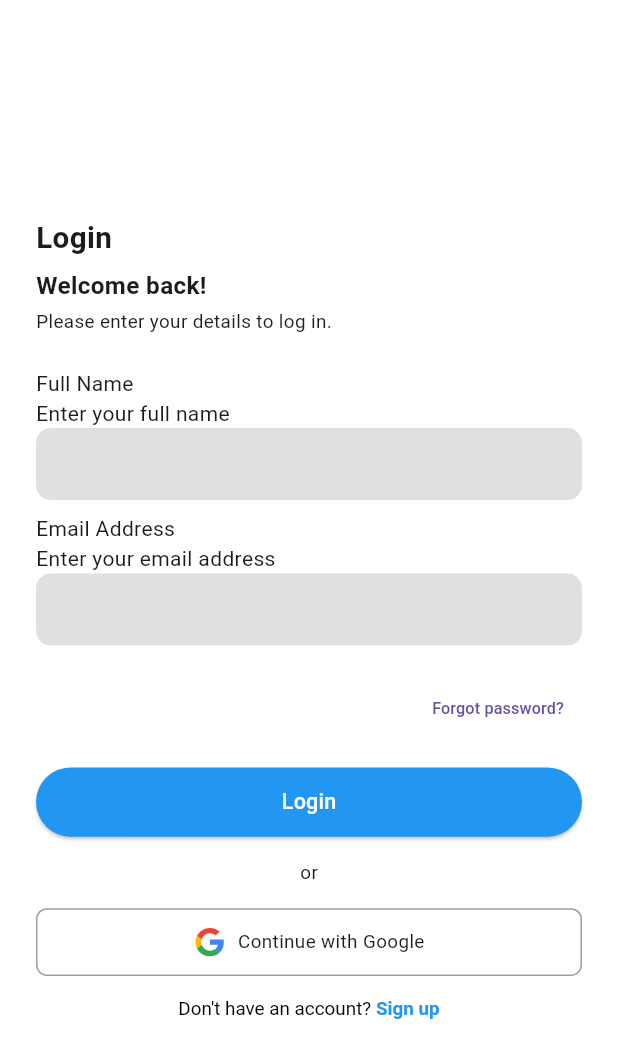
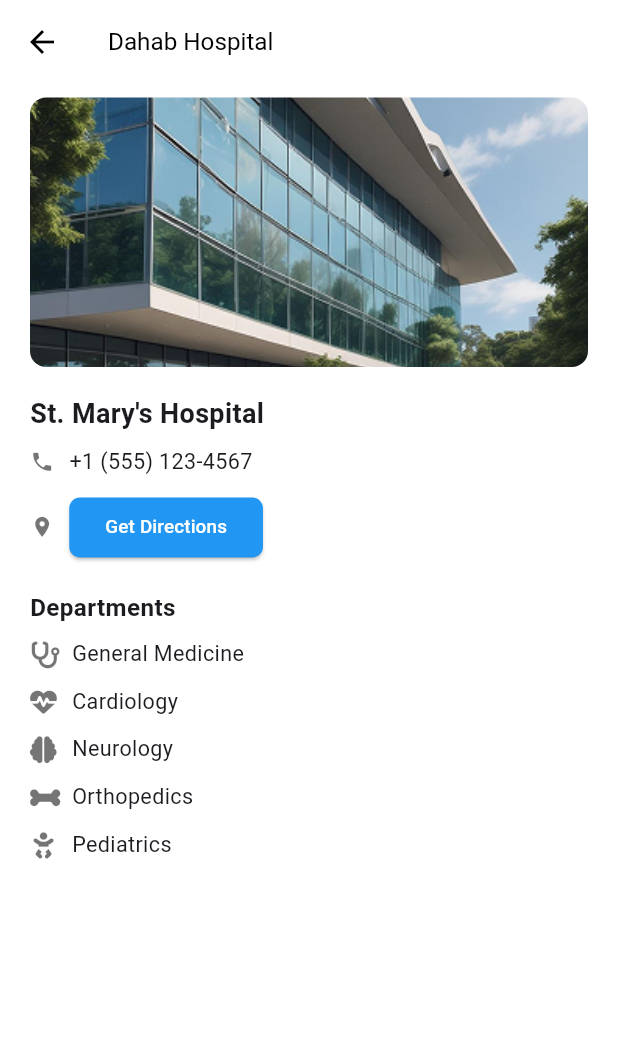
Before and after one commit to Momen-Yosri/yalla-dahab, a Flutter app: the screen it shows after launch, on a phone screen of 412 x 824 dp. Shown: the top 1058 px of the screen. Run offline on Flutter 3.47's test engine with Material 3 defaults, Android fonts, the phone set to English and light mode, and no system bars; our stand-ins replace flutter_screenutil, flutter_svg, font_awesome_flutter; project files that could hold a hidden picture were left out.

Commit message:
Add HospitalProfileScreen with UI for hospital details and departments

```diff
--- a/lib/main.dart
+++ b/lib/main.dart
@@ -2,6 +2,7 @@ import 'package:flutter/material.dart';
 import 'package:flutter_screenutil/flutter_screenutil.dart';
 import 'package:yalla_dahab/views/authentication/register/register_screen.dart';
 import 'package:yalla_dahab/views/home/home_screen.dart';
+import 'package:yalla_dahab/views/hospital/hospital_profile_screen.dart';
 import 'package:yalla_dahab/views/hotels/hotel_deitals_screen.dart';
 import 'package:yalla_dahab/views/settings/edit_profile_screen.dart';
 
@@ -24,7 +25,7 @@ class MyApp extends StatelessWidget {
       builder: (_ , child) {
         return  MaterialApp(
           debugShowCheckedModeBanner: false,
-      initialRoute:LoginScreenView.routeName,
+      initialRoute:HospitalProfileScreen.routeName,
       routes: {
         RegisterScreen.routeName: (context) => const RegisterScreen(),
         LoginScreenView.routeName: (context) => const LoginScreenView(),
@@ -32,6 +33,7 @@ class MyApp extends StatelessWidget {
         AllAvailableHotelsPage.routeName: (context) =>  AllAvailableHotelsPage(),
         HotelDetailsPage.routeName: (context) =>  HotelDetailsPage(),
         EditProfileScreen.routeName: (context) =>  EditProfileScreen(),
+        HospitalProfileScreen.routeName: (context) =>  HospitalProfileScreen(),
       },
       theme: ThemeData(
         scaffoldBackgroundColor: Colors.white,
--- a/lib/views/authentication/login/login_screen.dart
+++ b/lib/views/authentication/login/login_screen.dart
@@ -3,7 +3,6 @@ import 'package:flutter_screenutil/flutter_screenutil.dart';
 import 'package:flutter_svg/flutter_svg.dart';
 
 import '../widgets/custom_text_field.dart';
-
 class LoginScreenView extends StatelessWidget {
   static const String routeName = "login_view";
   const LoginScreenView({super.key});
--- /dev/null
+++ b/lib/views/hospital/hospital_profile_screen.dart
@@ -0,0 +1,104 @@
+import 'package:flutter/material.dart';
+import 'package:flutter_screenutil/flutter_screenutil.dart';
+import 'package:font_awesome_flutter/font_awesome_flutter.dart';
+
+class HospitalProfileScreen extends StatelessWidget {
+  static const String routeName = 'HospitalProfileScreen';
+const HospitalProfileScreen({super. key}) ;
+  @override
+  Widget build(BuildContext context) {
+    return Scaffold(
+      appBar: AppBar(
+        backgroundColor: Colors.white,
+        elevation: 0,
+        leading: IconButton(
+          icon: Icon(Icons.arrow_back, color: Colors.black),
+          onPressed: () => Navigator.pop(context),
+        ),
+        title: Text("Dahab Hospital", style: TextStyle(color: Colors.black, fontSize: 18.sp)),
+      ),
+      body: Padding(
+        padding: EdgeInsets.symmetric(horizontal: 20.w),
+        child: Column(
+          crossAxisAlignment: CrossAxisAlignment.start,
+          children: [
+            SizedBox(height: 10.h),
+            ClipRRect(
+              borderRadius: BorderRadius.circular(12.r),
+              child: Image.asset(
+                "assets/images/hospital.png",
+                width: double.infinity,
+                height: 200.h,
+                fit: BoxFit.cover,
+              ),
+            ),
+
+            SizedBox(height: 20.h),
+
+            // Hospital Name
+            Text("St. Mary's Hospital", style: TextStyle(fontSize: 20.sp, fontWeight: FontWeight.bold)),
+
+            SizedBox(height: 10.h),
+
+            // Phone Number
+            Row(
+              children: [
+                Icon(Icons.phone, size: 18.sp, color: Colors.black54),
+                SizedBox(width: 10.w),
+                Text("+1 (555) 123-4567", style: TextStyle(fontSize: 16.sp)),
+              ],
+            ),
+
+            SizedBox(height: 10.h),
+
+            // Get Directions Button
+            Row(
+              children: [
+                Icon(Icons.location_on, size: 18.sp, color: Colors.black54),
+                SizedBox(width: 10.w),
+                ElevatedButton(
+                  style: ElevatedButton.styleFrom(
+                    backgroundColor: Colors.blue,
+                    shape: RoundedRectangleBorder(borderRadius: BorderRadius.circular(8.r)),
+                  ),
+                  onPressed: () {
+                    // Handle Navigation
+                  },
+                  child: Text("Get Directions", style: TextStyle(fontSize: 14.sp, color: Colors.white)),
+                ),
+              ],
+            ),
+
+            SizedBox(height: 20.h),
+
+            // Departments Title
+            Text("Departments", style: TextStyle(fontSize: 18.sp, fontWeight: FontWeight.bold)),
+
+            SizedBox(height: 10.h),
+
+            // Departments List
+            _buildDepartmentItem(FontAwesomeIcons.stethoscope, "General Medicine"),
+            _buildDepartmentItem(FontAwesomeIcons.heartPulse, "Cardiology"),
+            _buildDepartmentItem(FontAwesomeIcons.brain, "Neurology"),
+            _buildDepartmentItem(FontAwesomeIcons.bone, "Orthopedics"),
+            _buildDepartmentItem(FontAwesomeIcons.baby, "Pediatrics"),
+          ],
+        ),
+      ),
+    );
+  }
+
+  // Widget for Department List Item
+  Widget _buildDepartmentItem(IconData icon, String departmentName) {
+    return Padding(
+      padding: EdgeInsets.only(bottom: 12.h),
+      child: Row(
+        children: [
+          Icon(icon, size: 20.sp, color: Colors.black54),
+          SizedBox(width: 10.w),
+          Text(departmentName, style: TextStyle(fontSize: 16.sp)),
+        ],
+      ),
+    );
+  }
+}
--- a/pubspec.yaml
+++ b/pubspec.yaml
@@ -36,6 +36,7 @@ dependencies:
   cupertino_icons: ^1.0.8
   flutter_screenutil: ^5.9.3
   flutter_svg: ^2.0.17
+  font_awesome_flutter: ^10.8.0
 
 dev_dependencies:
   flutter_test:
```
Also changed, not shown: assets/images/hospital.png (added), lib/views/restaurant/resturtrant_deitals.dart (added), lib/views/settings/settings_screen.dart (added), lib/views/splash/splash_screen.dart (added), lib/views/trips/trip_screen.dart (added), pubspec.lock.
